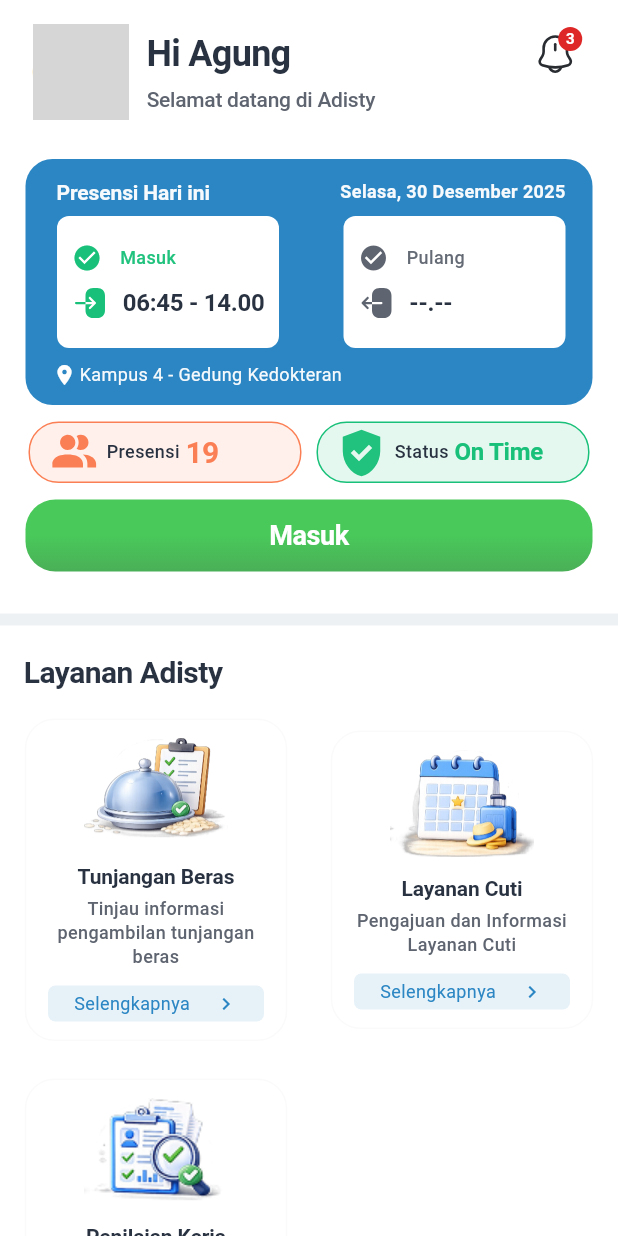
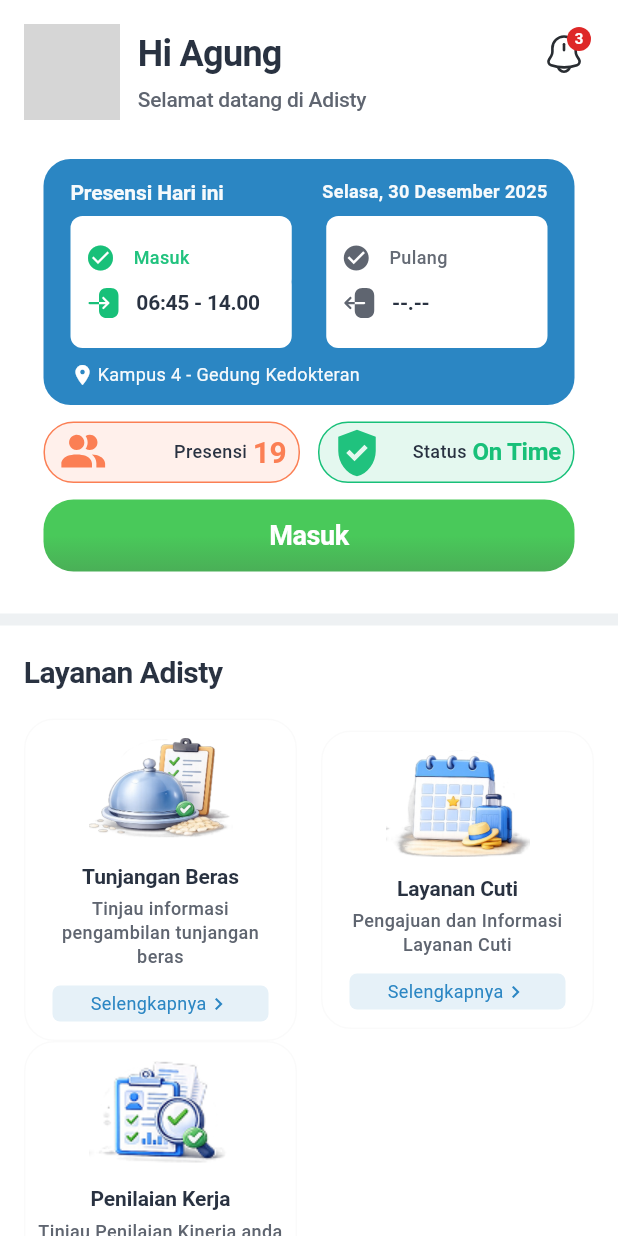
Before and after one commit to brotherzhafif/adisty_tendik, a Flutter app: the HomePage2 screen opened directly, on a phone screen of 412 x 824 dp. Run offline on Flutter 3.47's test engine with Material 3 defaults, Android fonts, the phone set to English and light mode, and no system bars; our stand-ins replace device_info_plus, dio, equatable, flutter_bloc, flutter_svg, geolocator; missing offline and left inert: network_info_plus; network calls fail; Roboto replaces fonts that are missing (Nunito, Poppins); grey boxes are pictures that could not be loaded.

Commit message:
fix responsif design for mobile part 1

```diff
--- a/lib/features/tendik/home_presensi/presentation/home_page_1.dart
+++ b/lib/features/tendik/home_presensi/presentation/home_page_1.dart
@@ -14,7 +14,12 @@
   final VoidCallback? onAdvanceState;
   final VoidCallback? onResetState;
 
-  const HomePage1({super.key, this.state = PresensiState.belumPresensi, this.onAdvanceState, this.onResetState});
+  const HomePage1({
+    super.key,
+    this.state = PresensiState.belumPresensi,
+    this.onAdvanceState,
+    this.onResetState,
+  });
 
   @override
   Widget build(BuildContext context) {
@@ -34,7 +39,11 @@
               ),
 
               // --- Konten Informasi (Presensi + Layanan) ---
-              _InformationSection(state: state, onAdvanceState: onAdvanceState, onResetState: onResetState),
+              _InformationSection(
+                state: state,
+                onAdvanceState: onAdvanceState,
+                onResetState: onResetState,
+              ),
             ],
           ),
         ),
@@ -52,7 +61,11 @@
   final VoidCallback? onAdvanceState;
   final VoidCallback? onResetState;
 
-  const _InformationSection({required this.state, this.onAdvanceState, this.onResetState});
+  const _InformationSection({
+    required this.state,
+    this.onAdvanceState,
+    this.onResetState,
+  });
 
   @override
   Widget build(BuildContext context) {
@@ -97,7 +110,11 @@
                           StatistikPresensiV1(),
 
                           // Tombol Presensi + hint
-                          TombolPresensiWrapper(state: state, onAdvanceState: onAdvanceState, onResetState: onResetState),
+                          TombolPresensiWrapper(
+                            state: state,
+                            onAdvanceState: onAdvanceState,
+                            onResetState: onResetState,
+                          ),
                         ],
                       ),
                     ),
--- a/lib/features/tendik/home_presensi/presentation/widgets/layanan_adisty_section_v1.dart
+++ b/lib/features/tendik/home_presensi/presentation/widgets/layanan_adisty_section_v1.dart
@@ -9,7 +9,7 @@
       width: double.infinity,
       child: Column(
         mainAxisSize: MainAxisSize.min,
-        mainAxisAlignment: MainAxisAlignment.start,
+        mainAxisAlignment: MainAxisAlignment.spaceBetween,
         crossAxisAlignment: CrossAxisAlignment.center,
         spacing: 17,
         children: [
@@ -19,18 +19,21 @@
             height: 8,
             decoration: const BoxDecoration(color: Color(0xFFEEF1F3)),
           ),
-
+          Container(
+            margin: const EdgeInsets.symmetric(horizontal: 16),
+            child: Column(
+              spacing: 17,
+              children: [
                 // Judul Section
                 SizedBox(
-            width: 380,
+                  width: double.infinity,
                   child: Column(
                     mainAxisSize: MainAxisSize.min,
                     mainAxisAlignment: MainAxisAlignment.start,
                     crossAxisAlignment: CrossAxisAlignment.start,
-              spacing: 17,
                     children: [
                       const SizedBox(
-                  width: 380,
+                        width: double.infinity,
                         child: Text(
                           'Layanan Adisty',
                           style: TextStyle(
@@ -49,42 +52,57 @@
 
                 // Grid Card Layanan
                 SizedBox(
-            width: 379,
+                  width: double.infinity,
                   child: Column(
                     mainAxisSize: MainAxisSize.min,
                     mainAxisAlignment: MainAxisAlignment.start,
                     crossAxisAlignment: CrossAxisAlignment.start,
-              spacing: 25,
                     children: [
                       // Baris pertama: Tunjangan Beras + Layanan Cuti
                       Row(
-                  mainAxisSize: MainAxisSize.min,
-                  mainAxisAlignment: MainAxisAlignment.start,
+                        mainAxisSize: MainAxisSize.max,
+                        mainAxisAlignment: MainAxisAlignment.spaceBetween,
                         crossAxisAlignment: CrossAxisAlignment.center,
-                  spacing: 29,
                         children: [
-                    LayananCard(
+                          Expanded(
+                            child: LayananCard(
                               imagePath: 'assets/images/tunjangan_beras.png',
                               title: 'Tunjangan Beras',
                               description:
                                   'Tinjau informasi pengambilan tunjangan beras ',
-                      descWidth: 169,
+                              descWidth: double.infinity,
                             ),
-                    LayananCard(
+                          ),
+                          const SizedBox(width: 16),
+                          Expanded(
+                            child: LayananCard(
                               imagePath: 'assets/images/layanan_cuti.png',
                               title: 'Layanan Cuti',
-                      description: 'Pengajuan dan Informasi Layanan Cuti',
-                      descWidth: 150,
+                              description:
+                                  'Pengajuan dan Informasi Layanan Cuti',
+                              descWidth: double.infinity,
+                            ),
                           ),
                         ],
                       ),
 
                       // Baris kedua: Penilaian Kinerja
-                LayananCard(
+                      Row(
+                        children: [
+                          Expanded(
+                            child: LayananCard(
                               imagePath: 'assets/images/penilaian_kinerja.png',
                               title: 'Penilaian Kerja',
                               description: 'Tinjau Penilaian Kinerja anda',
-                  descWidth: 120,
+                              descWidth: double.infinity,
+                            ),
+                          ),
+                          const SizedBox(width: 16),
+                          const Spacer(),
+                        ],
+                      ),
+                    ],
+                  ),
                 ),
               ],
             ),
@@ -101,7 +119,8 @@
   final String description;
   final double descWidth;
 
-  const LayananCard({super.key,
+  const LayananCard({
+    super.key,
     required this.imagePath,
     required this.title,
     required this.description,
@@ -111,7 +130,7 @@
   @override
   Widget build(BuildContext context) {
     return Container(
-      width: 175,
+      width: double.infinity,
       padding: const EdgeInsets.symmetric(horizontal: 8, vertical: 12),
       decoration: ShapeDecoration(
         color: Colors.white,
@@ -190,7 +209,6 @@
               mainAxisSize: MainAxisSize.min,
               mainAxisAlignment: MainAxisAlignment.center,
               crossAxisAlignment: CrossAxisAlignment.center,
-              spacing: 16,
               children: [
                 const Text(
                   'Selengkapnya',
--- a/lib/features/tendik/home_presensi/presentation/widgets/presensi_card_v2.dart
+++ b/lib/features/tendik/home_presensi/presentation/widgets/presensi_card_v2.dart
@@ -50,7 +50,8 @@
     }
 
     return Container(
-      width: 378,
+      width: double.infinity,
+      margin: const EdgeInsets.symmetric(horizontal: 12),
       padding: const EdgeInsets.symmetric(horizontal: 18, vertical: 12),
       decoration: ShapeDecoration(
         color: const Color(0xFF2B86C3),
@@ -59,17 +60,15 @@
       child: Column(
         mainAxisSize: MainAxisSize.min,
         mainAxisAlignment: MainAxisAlignment.center,
-        crossAxisAlignment: CrossAxisAlignment.end,
+        crossAxisAlignment: CrossAxisAlignment.start,
         children: [
           // Header: label & tanggal
           Row(
-            mainAxisSize: MainAxisSize.min,
-            mainAxisAlignment: MainAxisAlignment.start,
+            mainAxisSize: MainAxisSize.max,
+            mainAxisAlignment: MainAxisAlignment.spaceBetween,
             crossAxisAlignment: CrossAxisAlignment.center,
-            spacing: 40,
             children: [
               Container(
-                width: 139,
                 padding: const EdgeInsets.only(right: 10, bottom: 6),
                 child: const Opacity(
                   opacity: 0.96,
@@ -113,17 +112,18 @@
             spacing: 13,
             children: [
               Row(
-                mainAxisSize: MainAxisSize.min,
-                mainAxisAlignment: MainAxisAlignment.start,
+                mainAxisSize: MainAxisSize.max,
+                mainAxisAlignment: MainAxisAlignment.spaceBetween,
                 crossAxisAlignment: CrossAxisAlignment.center,
-                spacing: 10,
                 children: [
                   // Kotak Masuk (kiri)
-                  PresensiBox(
+                  Expanded(
+                    child: PresensiBox(
                       label: leftLabel,
                       labelColor: leftLabelColor,
                       jam: leftJam,
                       iconPath: 'assets/icons/(home_page)_masuk-icon.svg',
+                    ),
                   ),
 
                   // Separator lingkaran biru
@@ -141,11 +141,13 @@
                   ),
 
                   // Kotak Pulang (kanan)
-                  PresensiBox(
+                  Expanded(
+                    child: PresensiBox(
                       label: rightLabel,
                       labelColor: rightLabelColor,
                       jam: rightJam,
                       iconPath: 'assets/icons/(home_page)_keluar-icon.svg',
+                    ),
                   ),
                 ],
               ),
@@ -183,7 +185,7 @@
   @override
   Widget build(BuildContext context) {
     return Container(
-      width: 148,
+      width: double.infinity,
       padding: const EdgeInsets.symmetric(vertical: 8),
       decoration: ShapeDecoration(
         color: Colors.white,
@@ -197,7 +199,12 @@
           // Label (Masuk / Pulang / Shift)
           Container(
             width: double.infinity,
-            padding: const EdgeInsets.only(top: 10, left: 10, right: 10, bottom: 4),
+            padding: const EdgeInsets.only(
+              top: 10,
+              left: 10,
+              right: 10,
+              bottom: 4,
+            ),
             child: Row(
               mainAxisSize: MainAxisSize.min,
               mainAxisAlignment: MainAxisAlignment.start,
@@ -227,7 +234,12 @@
           // Jam
           Container(
             width: double.infinity,
-            padding: const EdgeInsets.only(top: 4, left: 10, right: 10, bottom: 10),
+            padding: const EdgeInsets.only(
+              top: 4,
+              left: 10,
+              right: 10,
+              bottom: 10,
+            ),
             child: Row(
               mainAxisSize: MainAxisSize.min,
               mainAxisAlignment: MainAxisAlignment.start,
@@ -244,7 +256,7 @@
                   jam,
                   style: const TextStyle(
                     color: Color(0xFF293241),
-                    fontSize: 16,
+                    fontSize: 14,
                     fontFamily: 'Poppins',
                     fontWeight: FontWeight.w600,
                     height: 1.50,
@@ -334,7 +346,12 @@
             opacity: 0.80,
             child: Container(
               width: 194,
-              padding: const EdgeInsets.only(top: 4, left: 11, right: 46, bottom: 4),
+              padding: const EdgeInsets.only(
+                top: 4,
+                left: 11,
+                right: 46,
+                bottom: 4,
+              ),
               child: const Opacity(
                 opacity: 0.96,
                 child: Text(
--- a/lib/features/tendik/home_presensi/presentation/widgets/profile_header.dart
+++ b/lib/features/tendik/home_presensi/presentation/widgets/profile_header.dart
@@ -8,10 +8,8 @@
   @override
   Widget build(BuildContext context) {
     return Row(
-      mainAxisSize: MainAxisSize.min,
-      mainAxisAlignment: MainAxisAlignment.center,
+      mainAxisAlignment: MainAxisAlignment.spaceBetween,
       crossAxisAlignment: CrossAxisAlignment.start,
-      spacing: 100,
       children: [
         // --- Info Pengguna (Foto + Nama) ---
         Row(
--- a/lib/features/tendik/home_presensi/presentation/widgets/statistik_presensi_v2.dart
+++ b/lib/features/tendik/home_presensi/presentation/widgets/statistik_presensi_v2.dart
@@ -6,14 +6,17 @@
 
   @override
   Widget build(BuildContext context) {
-    return Row(
-      mainAxisSize: MainAxisSize.min,
-      mainAxisAlignment: MainAxisAlignment.start,
+    return Container(
+      width: double.infinity,
+      margin: const EdgeInsets.symmetric(horizontal: 12),
+      child: Row(
+        mainAxisSize: MainAxisSize.max,
+        mainAxisAlignment: MainAxisAlignment.center,
         crossAxisAlignment: CrossAxisAlignment.center,
-      spacing: 10,
         children: [
           // Badge Presensi (jumlah)
-        StatistikBadge(
+          Expanded(
+            child: StatistikBadge(
               bgColor: const Color(0x1EFB7F54),
               borderColor: const Color(0xFFFB7F54),
               label: 'Presensi',
@@ -22,9 +25,11 @@
               iconPath: 'assets/icons/(home_page)_people-icon.svg',
               iconColor: const Color(0xFFFB7F54),
             ),
-
+          ),
+          const SizedBox(width: 12),
           // Badge Status (On Time)
-        StatistikBadge(
+          Expanded(
+            child: StatistikBadge(
               bgColor: const Color(0x1E18C079),
               borderColor: const Color(0xFF18C079),
               label: 'Status',
@@ -33,7 +38,9 @@
               iconPath: 'assets/icons/(home_page)_shield-icon.svg',
               iconColor: const Color(0xFF18C079),
             ),
+          ),
         ],
+      ),
     );
   }
 }
@@ -47,7 +54,8 @@
   final String iconPath;
   final Color iconColor;
 
-  const StatistikBadge({super.key,
+  const StatistikBadge({
+    super.key,
     required this.bgColor,
     required this.borderColor,
     required this.label,
@@ -60,8 +68,8 @@
   @override
   Widget build(BuildContext context) {
     return Container(
-      width: 182,
-      padding: const EdgeInsets.symmetric(horizontal: 12, vertical: 2),
+      width: double.infinity,
+      padding: const EdgeInsets.symmetric(horizontal: 8, vertical: 2),
       decoration: ShapeDecoration(
         color: bgColor,
         shape: RoundedRectangleBorder(
@@ -70,8 +78,8 @@
         ),
       ),
       child: Row(
-        mainAxisSize: MainAxisSize.min,
-        mainAxisAlignment: MainAxisAlignment.start,
+        mainAxisSize: MainAxisSize.max,
+        mainAxisAlignment: MainAxisAlignment.spaceBetween,
         crossAxisAlignment: CrossAxisAlignment.center,
         children: [
           // Ikon SVG
--- a/lib/features/tendik/home_presensi/presentation/widgets/tombol_pulang.dart
+++ b/lib/features/tendik/home_presensi/presentation/widgets/tombol_pulang.dart
@@ -19,6 +19,7 @@
       child: Container(
         width: double.infinity,
         height: 48,
+        margin: const EdgeInsets.symmetric(horizontal: 12),
         padding: const EdgeInsets.all(6),
         decoration: ShapeDecoration(
           gradient: LinearGradient(
```
Also changed, not shown: lib/features/tendik/home_presensi/presentation/widgets/layanan_adisty_section_v2.dart (+28 -36 lines), lib/features/tendik/home_presensi/presentation/widgets/presensi_card_v1.dart (+13 -16 lines), lib/features/tendik/home_presensi/presentation/widgets/presensi_dialogs.dart (+5 -4 lines), lib/features/tendik/home_presensi/presentation/widgets/statistik_presensi_v1.dart (+8 -8 lines), lib/features/tendik/presensi_hari_ini/presentation/widgets/riwayat_pengajuan_item.dart (+9 -3 lines). Lines whose indentation alone changed are shown as unchanged.
